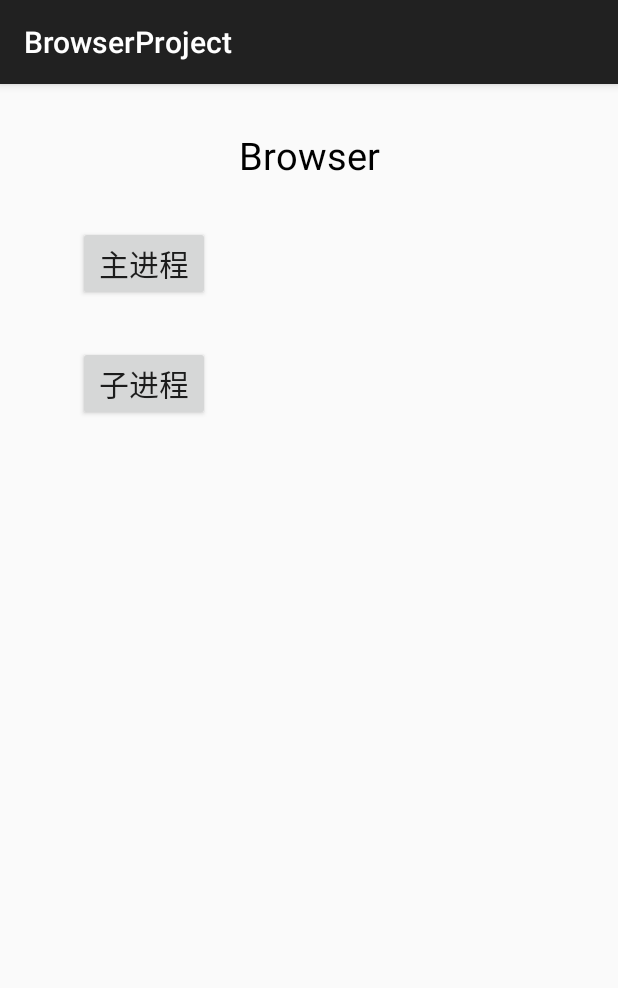
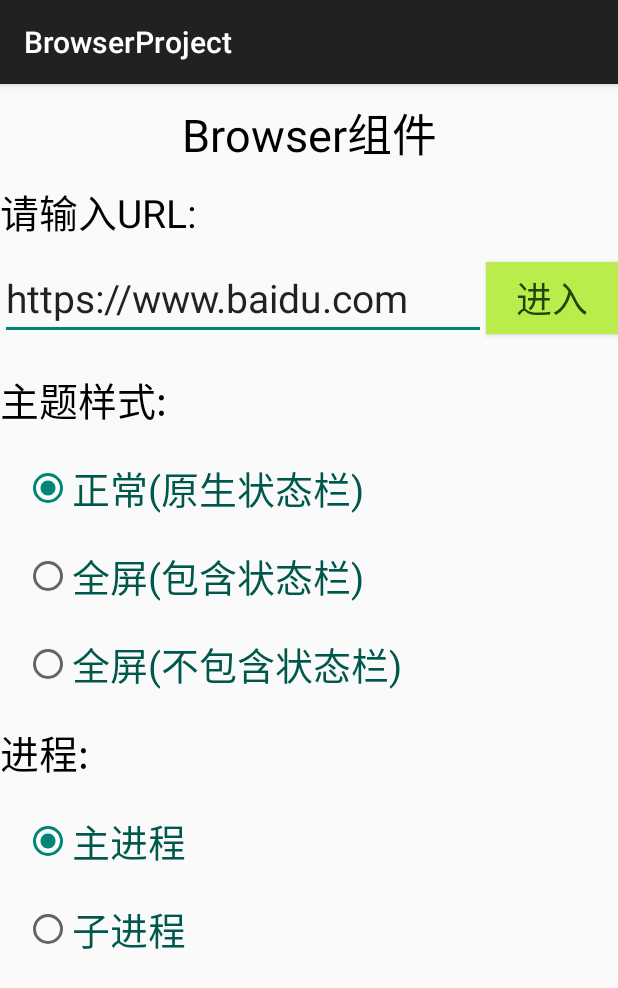
Before and after one commit to Goverse/browser-android, an Android app: the screen it shows after launch (MainActivity), on a phone screen of 412 x 824 dp. Shown: the top 988 px of the screen. Run offline under Robolectric (Android 15) with nearby library versions, the phone set to English and light mode, and no system bars.

Commit message:
style: 主界面布局优化 fix: 整理部分代码

```diff
--- a/app/build.gradle
+++ b/app/build.gradle
@@ -23,6 +23,8 @@ android {
         sourceCompatibility JavaVersion.VERSION_1_8
         targetCompatibility JavaVersion.VERSION_1_8
     }
+
+
 }
 
 dependencies {
@@ -32,6 +34,5 @@ dependencies {
     testImplementation 'junit:junit:4.12'
     androidTestImplementation 'androidx.test.ext:junit:1.1.2'
     androidTestImplementation 'androidx.test.espresso:espresso-core:3.3.0'
-    api project(':lib_browser:browser_core')
     api project(':lib_browser:browser_process')
 }
--- a/app/src/main/java/com/goverse/browser/MainActivity.java
+++ b/app/src/main/java/com/goverse/browser/MainActivity.java
@@ -5,6 +5,9 @@ import android.content.Context;
 import android.content.Intent;
 import android.os.Bundle;
 import android.util.Log;
+import android.widget.Button;
+import android.widget.EditText;
+import android.widget.RadioGroup;
 import com.goverse.browser.R;
 import com.goverse.browser.js.JsResult;
 import com.goverse.browser.main.BrowserMainActivity;
@@ -22,14 +25,39 @@ public class MainActivity extends AppCompatActivity {
     protected void onCreate(Bundle savedInstanceState) {
         super.onCreate(savedInstanceState);
         setContentView(R.layout.activity_main);
-        findViewById(R.id.btn_main).setOnClickListener(v -> { startActivity(new Intent(this, BrowserMainActivity.class)); });
-        findViewById(R.id.btn_process).setOnClickListener(v -> { startSubProcessBrowser(); });
+
+        RadioGroup rgTheme = findViewById(R.id.rg_theme);
+        RadioGroup rgProcess = findViewById(R.id.rg_process);
+        EditText etUrl = findViewById(R.id.et_url);
+        Button btnEnter = findViewById(R.id.btn_enter);
+
+        btnEnter.setOnClickListener(v -> {
+            int theme = Browser.Theme.NORMAL;
+            int checkedThemeId = rgTheme.getCheckedRadioButtonId();
+            int checkedProcessId = rgProcess.getCheckedRadioButtonId();
+            if (checkedThemeId == R.id.rb_full) theme = Browser.Theme.FULL_SCREEN;
+            if (checkedThemeId == R.id.rb_screen) theme = Browser.Theme.SCREEN;
+            openBrowser(etUrl.getText().toString(), theme, checkedProcessId == R.id.rb_main ? true: false);
+        });
     }
 
-    private void startSubProcessBrowser() {
+    private void openBrowser(String url, int theme, boolean isMainProcess) {
+
+        if (isMainProcess) {
+            Intent intent = new Intent(this, BrowserMainActivity.class);
+            intent.putExtra("url", url);
+            intent.putExtra("theme", theme);
+            startActivity(intent);
+        } else {
+            startSubProcessBrowser(url, new BrowserSetting.Builder().theme(theme).build());
+        }
+    }
+
+
+    private void startSubProcessBrowser(String url, BrowserSetting browserSetting) {
         BrowserInitializer.initSubProcess(getApplicationContext());
         try {
-            BpBrowser.getInstance().startBrowser("https://www.baidu.com", BrowserSetting.FULLSCREEN, new BrowserJsFunction(getApplicationContext()), new BrowserPageInterceptListener(getApplicationContext()));
+            BpBrowser.getInstance().startBrowser(url, browserSetting, new BrowserJsFunction(getApplicationContext()), new BrowserPageInterceptListener(getApplicationContext()));
         } catch (IllegalAccessException e) {
             e.printStackTrace();
         }
--- a/app/src/main/java/com/goverse/browser/main/BrowserMainActivity.java
+++ b/app/src/main/java/com/goverse/browser/main/BrowserMainActivity.java
@@ -11,17 +11,22 @@ import com.goverse.browser.js.JsResult;
 
 public class BrowserMainActivity extends BaseBrowserActivity {
 
+    private String url;
+    private int theme;
+
     @Override
-    protected void onCreate(Bundle savedInstanceState) {
-        super.onCreate(savedInstanceState);
+    public void onCreateContentView(Bundle savedInstanceState) {
+        super.onCreateContentView(savedInstanceState);
         BrowserInitializer.initMain(getApplicationContext());
+        url = getIntent().getStringExtra("url");
+        theme = getIntent().getIntExtra("theme", Browser.Theme.NORMAL);
     }
 
     @Override
     public Browser onCreateBrowser(BrowserView browserView) {
         return Browser.with(this)
                 .setView(browserView)
-                .theme(Browser.Theme.FULL_SCREEN)
+                .theme(theme)
                 .supportDarkMode(true)
                 .enableJavaScript(true)
                 .adoptScreen(true)
@@ -36,7 +41,7 @@ public class BrowserMainActivity extends BaseBrowserActivity {
 
     @Override
     public String url() {
-        return "https://www.baidu.com";
+        return url;
     }
 
 }
--- a/app/src/main/res/layout/activity_main.xml
+++ b/app/src/main/res/layout/activity_main.xml
@@ -10,34 +10,143 @@
         android:id="@+id/tv_title"
         android:layout_width="wrap_content"
         android:layout_height="wrap_content"
-        android:layout_marginTop="30dp"
-        android:textSize="25sp"
+        android:text="Browser组件"
+        app:layout_constraintLeft_toLeftOf="parent"
+        app:layout_constraintRight_toRightOf="parent"
+        android:textSize="30sp"
         android:textColor="#000"
         app:layout_constraintTop_toTopOf="parent"
+        android:layout_marginTop="10dp"
+        ></TextView>
+
+    <TextView
+        android:id="@+id/tv_url"
+        android:layout_width="wrap_content"
+        android:layout_height="wrap_content"
+        android:text="请输入URL: "
+        android:textColor="#000"
+        android:textSize="26sp"
+        android:layout_marginTop="10dp"
+        app:layout_constraintTop_toBottomOf="@+id/tv_title"
         app:layout_constraintLeft_toLeftOf="parent"
-        app:layout_constraintRight_toRightOf="parent"
-        android:text="Browser"/>
+        ></TextView>
+
+    <EditText
+        android:id="@+id/et_url"
+        app:layout_constraintTop_toBottomOf="@+id/tv_url"
+        app:layout_constraintLeft_toLeftOf="parent"
+        app:layout_constraintRight_toLeftOf="@+id/btn_enter"
+        android:layout_width="0dp"
+        android:layout_height="wrap_content"
+        android:text="https://www.baidu.com"
+        android:layout_marginTop="10dp"
+        android:textSize="26sp"
+        ></EditText>
+
+    <RadioGroup
+        android:id="@+id/rg_theme"
+        app:layout_constraintTop_toBottomOf="@+id/et_url"
+        app:layout_constraintLeft_toLeftOf="parent"
+        android:layout_width="wrap_content"
+        android:layout_height="wrap_content">
+
+        <TextView
+            android:layout_width="wrap_content"
+            android:layout_height="wrap_content"
+            android:text="主题样式:"
+            android:textColor="#000"
+            android:textSize="26sp"
+            android:layout_marginTop="20dp"
+            android:layout_gravity="bottom"
+            >
+
+        </TextView>
+        <RadioButton
+            android:textSize="25sp"
+            android:id="@+id/rb_normal"
+            android:layout_width="wrap_content"
+            android:layout_height="wrap_content"
+            android:textColor="@color/colorPrimaryDark"
+            android:layout_marginStart="16dp"
+            android:layout_marginTop="20dp"
+            android:checked="true"
+            android:text="正常(原生状态栏)" />
+        <RadioButton
+            android:textSize="25sp"
+            android:id="@+id/rb_full"
+            android:layout_width="wrap_content"
+            android:layout_height="wrap_content"
+            android:textColor="@color/colorPrimaryDark"
+            android:layout_marginStart="16dp"
+            android:layout_marginTop="20dp"
+            android:text="全屏(包含状态栏)" />
+
+        <RadioButton
+            android:textSize="25sp"
+            android:id="@+id/rb_screen"
+            android:layout_width="wrap_content"
+            android:layout_height="wrap_content"
+            android:textColor="@color/colorPrimaryDark"
+            android:layout_marginStart="16dp"
+            android:layout_marginTop="20dp"
+            android:text="全屏(不包含状态栏)" />
+
+    </RadioGroup>
+
+    <RadioGroup
+        android:id="@+id/rg_process"
+        app:layout_constraintLeft_toLeftOf="parent"
+        app:layout_constraintTop_toBottomOf="@+id/rg_theme"
+        android:layout_width="wrap_content"
+        android:layout_height="wrap_content">
+
+    <TextView
+        android:layout_width="wrap_content"
+        android:layout_height="wrap_content"
+        android:text="进程:"
+        android:textColor="#000"
+        android:textSize="26sp"
+        android:layout_marginTop="20dp"
+        android:layout_gravity="bottom"
+        >
+
+    </TextView>
+        <RadioButton
+            android:textSize="25sp"
+            android:id="@+id/rb_main"
+            android:checked="true"
+            android:layout_width="wrap_content"
+            android:layout_height="wrap_content"
+            android:textColor="@color/colorPrimaryDark"
+            android:layout_marginStart="16dp"
+            android:layout_marginTop="20dp"
+            android:text="主进程" />
+
+        <RadioButton
+            android:textSize="25sp"
+            android:id="@+id/rb_sub"
+            android:layout_width="wrap_content"
+            android:layout_height="wrap_content"
+            android:textColor="@color/colorPrimaryDark"
+            android:layout_marginStart="16dp"
+            android:layout_marginTop="20dp"
+            android:text="子进程" />
+
+    </RadioGroup>
 
     <Button
-        android:id="@+id/btn_main"
+        android:id="@+id/btn_enter"
         android:layout_width="wrap_content"
         android:layout_height="wrap_content"
-        android:layout_marginLeft="52dp"
-        android:text="主进程"
-        android:textSize="20sp"
-        app:layout_constraintTop_toBottomOf="@+id/tv_title"
-        app:layout_constraintLeft_toLeftOf="parent"
-        android:layout_marginTop="30dp"
-        tools:layout_editor_absoluteY="189dp"></Button>
+        android:background="#BAEC4B"
+        android:text="进入"
+        android:textColor="#1F4507"
+        android:textSize="24sp"
+        app:layout_constraintHorizontal_bias="1.0"
+        app:layout_constraintRight_toRightOf="parent"
+        app:layout_constraintTop_toTopOf="@+id/et_url"
+        app:layout_constraintBottom_toBottomOf="@+id/et_url"
+        ></Button>
 
-    <Button
-        android:id="@+id/btn_process"
-        android:layout_width="wrap_content"
-        android:layout_height="wrap_content"
-        android:text="子进程"
-        android:textSize="20sp"
-        app:layout_constraintTop_toBottomOf="@+id/btn_main"
-        android:layout_marginTop="30dp"
-        app:layout_constraintLeft_toLeftOf="@+id/btn_main"></Button>
 
 </androidx.constraintlayout.widget.ConstraintLayout>
--- a/lib_browser/browser_core/build.gradle
+++ b/lib_browser/browser_core/build.gradle
@@ -11,11 +11,6 @@ android {
 
         testInstrumentationRunner "androidx.test.runner.AndroidJUnitRunner"
         multiDexEnabled true
-        javaCompileOptions {
-            annotationProcessorOptions {
-                arguments = [AROUTER_MODULE_NAME: project.getName()]
-            }
-        }
     }
 
     buildTypes {
@@ -40,7 +35,6 @@ android {
 
 dependencies {
     implementation fileTree(dir: 'libs', include: ['*.jar'])
-    //nearx
     api "com.google.code.gson:gson:2.8.5"
     api "com.squareup.okhttp3:okhttp:3.14.2"
     api 'androidx.appcompat:appcompat:1.2.0'
--- a/lib_browser/browser_core/src/main/res/values/strings.xml
+++ b/lib_browser/browser_core/src/main/res/values/strings.xml
@@ -1,10 +1,10 @@
 <resources xmlns:tools="http://schemas.android.com/tools" tools:ignore="MissingTranslation">
     <!-- webview -->
-    <string name="lib_browser_webview_network_not_connected">No Network</string>
-    <string name="lib_browser_webview_refresh">Refresh</string>
-    <string name="lib_browser_network_loading">Loading...</string>
-    <string name="lib_browser_webview_network_connect_failed">Network error. Check your network settings.</string>
-    <string name="lib_browser_webview_generic_error">Loading failed. Please try again.</string>
-    <string name="lib_browser_webview_time_out">Connection timed out. Please try again.</string>
-    <string name="lib_browser_webview_bad_url">重提</string>
+    <string name="lib_browser_webview_network_not_connected">无网络</string>
+    <string name="lib_browser_webview_refresh">刷新</string>
+    <string name="lib_browser_network_loading">加载中...</string>
+    <string name="lib_browser_webview_network_connect_failed">网络错误, 请检查网络设置.</string>
+    <string name="lib_browser_webview_generic_error">加载失败，请重试.</string>
+    <string name="lib_browser_webview_time_out">连接超时，请重试.</string>
+    <string name="lib_browser_webview_bad_url">地址错误</string>
 </resources>
--- a/lib_browser/browser_process/build.gradle
+++ b/lib_browser/browser_process/build.gradle
@@ -12,11 +12,7 @@ android {
 
         testInstrumentationRunner "androidx.test.runner.AndroidJUnitRunner"
         multiDexEnabled true
-        javaCompileOptions {
-            annotationProcessorOptions {
-                arguments = [AROUTER_MODULE_NAME: project.getName()]
-            }
-        }
+
     }
 
     buildTypes {
--- a/lib_browser/browser_process/src/main/AndroidManifest.xml
+++ b/lib_browser/browser_process/src/main/AndroidManifest.xml
@@ -1,6 +1,6 @@
 <?xml version="1.0" encoding="utf-8"?>
 <manifest xmlns:android="http://schemas.android.com/apk/res/android"
-    package="com.goverse.browser">
+    package="com.goverse.browser.process">
 
     <application>
 
```
